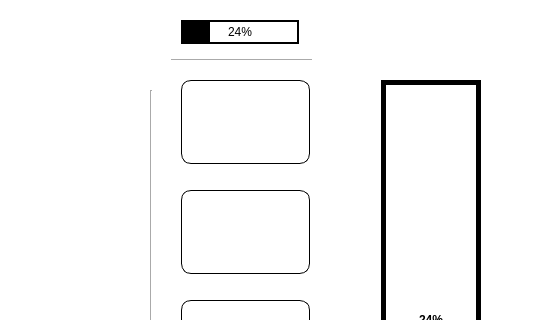
Qt form aduio/form.ui (CocaCola-dymc/Raspberrypi) before a commit; both pictures show x 729 to 1275 and y 0 to 320 of the 1275 by 730 pixel window.
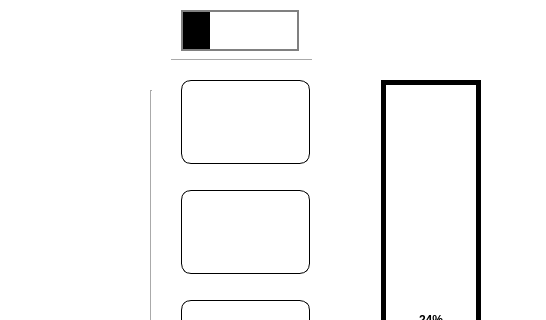
The same form after that commit. Icons and pictures are not drawn.

Diff of the .ui file:
```diff
--- a/aduio/form.ui
+++ b/aduio/form.ui
@@ -303,17 +303,23 @@
     <property name="geometry">
      <rect>
       <x>910</x>
-      <y>20</y>
+      <y>10</y>
       <width>118</width>
-      <height>24</height>
+      <height>41</height>
      </rect>
     </property>
+    <property name="autoFillBackground">
+     <bool>false</bool>
+    </property>
     <property name="styleSheet">
-     <string notr="true">QProgressBar{text-align:center;border:2px solid black}QProgressBar::chunk{background-color:write;}</string>
+     <string notr="true">QProgressBar{text-align:center;border:2px solid gray;}QProgressBar::chunk{background-color:write;}</string>
     </property>
     <property name="value">
      <number>24</number>
     </property>
+    <property name="textVisible">
+     <bool>false</bool>
+    </property>
    </widget>
    <widget class="QLabel" name="label">
     <property name="geometry">
```
Left out of the diff: 6 changed lines with no effect on the pictures.
